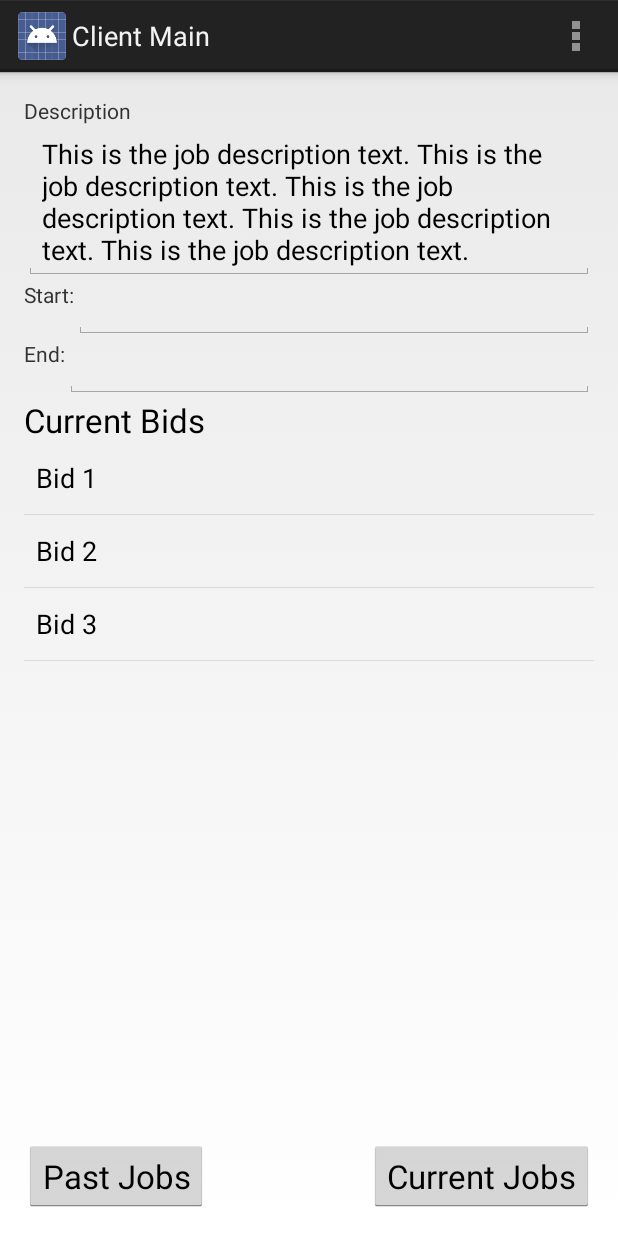
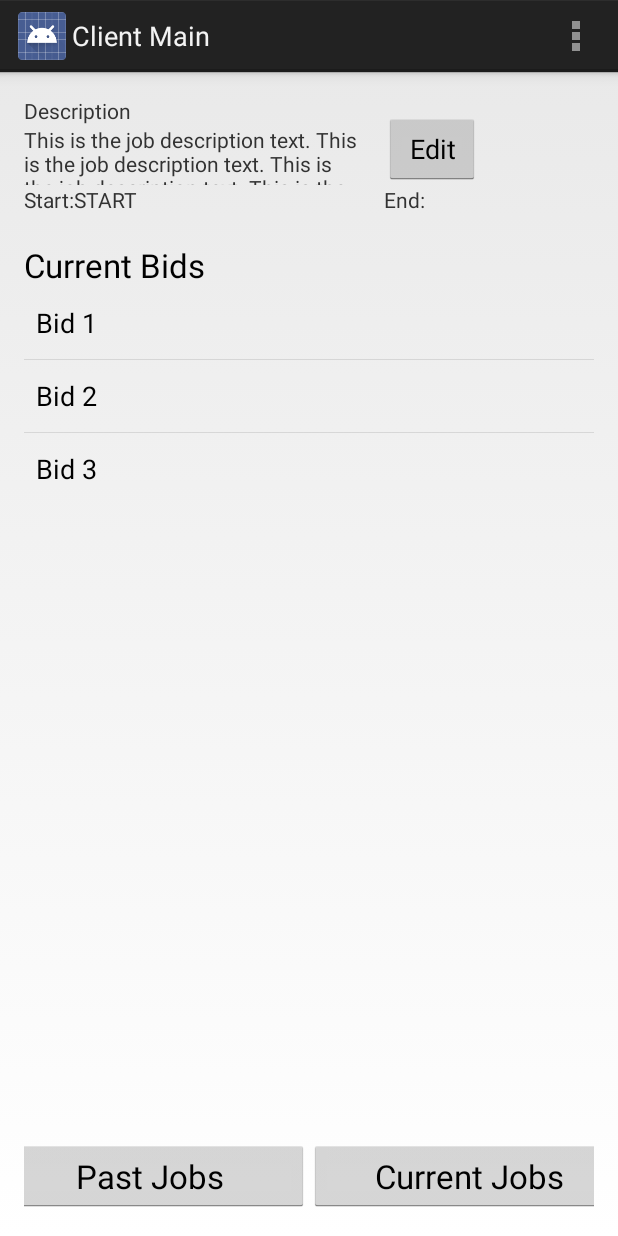
Before and after one commit to hackathon-3d/tyrannodroidus-rex-repo, an Android app: the ClientMainActivity screen opened directly, with no data from a screen before it, on a phone screen of 412 x 824 dp. Run offline under Robolectric (Android 15) with nearby library versions, the phone set to English and light mode, and no system bars.

Commit message:
Adjustments to main client ui

```diff
--- a/android/TruckIt/TruckIt/src/main/java/com/hack3d/truckit/ClientMainActivity.java
+++ b/android/TruckIt/TruckIt/src/main/java/com/hack3d/truckit/ClientMainActivity.java
@@ -8,6 +8,7 @@ import android.view.View;
 import android.widget.ArrayAdapter;
 import android.widget.EditText;
 import android.widget.ListView;
+import android.widget.TextView;
 
 import java.util.ArrayList;
 import java.util.Date;
@@ -20,17 +21,17 @@ public class ClientMainActivity extends Activity {
     //DEFINING STRING ADAPTER WHICH WILL HANDLE DATA OF LISTVIEW
     ArrayAdapter<String> adapter;
 
-    private EditText jobDetailInput;
+    private TextView jobDetailInput;
 
-    private EditText startInput;
+    private TextView startInput;
 
-    private EditText endInput;
+    private TextView endInput;
 
-    private String jobDetail;
+    private TextView jobDetail;
 
-    private Date start;
+    private TextView start;
 
-    private Date end;
+    private TextView end;
 
     @Override
     protected void onCreate(Bundle savedInstanceState) {
@@ -51,9 +52,9 @@ public class ClientMainActivity extends Activity {
 
     private void setUpView(){
 
-        jobDetailInput = (EditText) findViewById(R.id.job_detail_input);
-        startInput = (EditText) findViewById(R.id.start_input);
-        endInput = (EditText) findViewById(R.id.end_input);
+        jobDetail = (TextView) findViewById(R.id.job_detail);
+        start = (TextView) findViewById(R.id.start);
+        end = (TextView) findViewById(R.id.end);
 
         adapter = new ArrayAdapter<String>(this,
                 android.R.layout.simple_list_item_1, listItems);
@@ -62,25 +63,30 @@ public class ClientMainActivity extends Activity {
     }
 
     private void setUpMocks(){
+        getJobDetailByJobId();
+        getBidsByJobId();
+    }
+
+    private void getJobDetailByJobId(){
+        //call to service with job id
+        jobDetail.setText("This is the job description text. This is the job description text. This is the job description text. This is the job description text. This is the job description text.");
+        start.setText("START");
+        end.setText("END");
+    }
+
+    private void getBidsByJobId(){
+
         listItems.add("Bid 1");
         listItems.add("Bid 2");
         listItems.add("Bid 3");
 
-        //startInput.setText();
-        jobDetailInput.setText("This is the job description text. This is the job description text. This is the job description text. This is the job description text. This is the job description text.");
     }
 
-    private void getJobDetailByJobId(){
-        //call to service with job id
+
+    private void getBidDetail(){
+        //launch a bid detail view
     }
 
-    private void getBidsByJobId(){
-
-    }
-
-    private void getListItem(){
-        //launch a bid detail view
-    }
 
     private void editDetail(){
         //launch a job detail view
@@ -92,14 +98,8 @@ public class ClientMainActivity extends Activity {
 
     public void viewPastJobs(View view){
 
-        //intent.putExtra(CreateTeamActivity.TEAM_ID_KEY, teamId);
-        //playerDatabase.closeDatabase();
         Intent intent = new Intent(this, ClientPastJobsActivity.class);
         startActivity(intent);
     }
 
-
-
-
-
 }
--- a/android/TruckIt/TruckIt/src/main/java/com/hack3d/truckit/ModeSelectActivity.java
+++ b/android/TruckIt/TruckIt/src/main/java/com/hack3d/truckit/ModeSelectActivity.java
@@ -12,9 +12,6 @@ public class ModeSelectActivity extends Activity {
     protected void onCreate(Bundle savedInstanceState) {
         super.onCreate(savedInstanceState);
         setContentView(R.layout.mode_select);
-// Testing
-//        Intent intent = new Intent(this, ClientMainActivity.class);
-//        startActivity(intent);
     }
 
 
@@ -31,4 +28,14 @@ public class ModeSelectActivity extends Activity {
         startActivity(intent);
     }
 
+    public void clientMain(View view){
+        Intent intent = new Intent(this, ClientMainActivity.class);
+        startActivity(intent);
+    }
+
+    public void viewPastJobs(View view){
+        Intent intent = new Intent(this, ClientPastJobsActivity.class);
+        startActivity(intent);
+    }
+
 }
--- a/android/TruckIt/TruckIt/src/main/res/layout/client_main.xml
+++ b/android/TruckIt/TruckIt/src/main/res/layout/client_main.xml
@@ -12,47 +12,54 @@
             android:layout_width="wrap_content"
             android:layout_height="wrap_content"
             android:text="@string/description"
-            android:id="@+id/start_time_text"/>
+            android:id="@+id/description_label"/>
 
-    <EditText
-            android:layout_width="fill_parent"
+    <TextView
+            android:layout_width="240dp"
             android:layout_height="wrap_content"
-            android:id="@+id/job_detail_input"
-            android:layout_below="@id/start_time_text"
-            android:layout_alignLeft="@id/start_time_text"
+            android:id="@+id/job_detail"
+            android:layout_below="@id/description_label"
+            android:layout_alignLeft="@id/description_label"
+            android:height="40dp"
             />
+    <Button
+            android:layout_width="wrap_content"
+            android:layout_height="wrap_content"
+            android:layout_toRightOf="@id/job_detail"
+            android:layout_alignBottom="@id/job_detail"
+            android:text="Edit"
+    />
+    <TextView
+            android:layout_width="wrap_content"
+            android:layout_height="wrap_content"
+            android:text="Start:"
+            android:id="@+id/start_text_label"
+            android:layout_below="@id/job_detail"
+            android:layout_alignParentLeft="true"/>
 
     <TextView
             android:layout_width="wrap_content"
             android:layout_height="wrap_content"
-            android:text="Start:"
-            android:id="@+id/start_text"
-            android:layout_below="@id/job_detail_input"
-            android:layout_alignParentLeft="true"/>
-
-    <EditText
-            android:layout_width="wrap_content"
-            android:layout_height="wrap_content"
-            android:id="@+id/start_input"
-            android:layout_below="@+id/job_detail_input"
-            android:layout_toRightOf="@+id/start_text"
-            android:layout_alignRight="@+id/job_detail_input"
+            android:id="@+id/start"
+            android:layout_below="@id/job_detail"
+            android:layout_toRightOf="@id/start_text_label"
+            android:layout_alignRight="@id/job_detail"
             android:inputType="datetime"/>
     <TextView
             android:layout_width="wrap_content"
             android:layout_height="wrap_content"
             android:text="End:"
-            android:id="@+id/end_text"
-            android:layout_below="@+id/start_input"
-            android:layout_alignParentLeft="true"/>
+            android:id="@+id/end_text_label"
+            android:layout_toRightOf="@id/start"
+            android:layout_alignTop="@id/start"/>
 
-    <EditText
+    <TextView
             android:layout_width="wrap_content"
             android:layout_height="wrap_content"
-            android:id="@+id/end_input"
-            android:layout_below="@+id/start_input"
-            android:layout_toRightOf="@+id/end_text"
-            android:layout_alignRight="@+id/start_input"
+            android:id="@+id/end"
+            android:layout_below="@id/start"
+            android:layout_toRightOf="@id/end_text_label"
+            android:layout_alignRight="@id/start"
             android:inputType="datetime"/>
 
     <TextView
@@ -61,35 +68,46 @@
             android:textAppearance="?android:attr/textAppearanceLarge"
             android:text="@string/current_bids"
             android:id="@+id/current_bids"
-            android:layout_below="@+id/end_input"
+            android:layout_below="@+id/end"
             android:layout_alignParentLeft="true"/>
-
-    <Button
-            android:id="@+id/past_jobs_button"
-            android:layout_width="wrap_content"
-            android:layout_height="wrap_content"
-            android:textAppearance="?android:attr/textAppearanceLarge"
-            android:text="@string/past_jobs"
-            android:layout_alignParentBottom="true"
-            android:layout_alignLeft="@+id/bids_list_view"
-            android:onClick="viewPastJobs"/>
 
     <ListView
             android:id="@+id/bids_list_view"
             android:layout_width="wrap_content"
             android:layout_height="wrap_content"
             android:layout_below="@id/current_bids"
-            android:layout_above="@id/past_jobs_button"
-            android:layout_alignLeft="@+id/current_bids"/>
+            android:layout_alignLeft="@+id/current_bids"
+            />
 
-    <Button
-            android:id="@+id/past_jobs_button"
-            android:layout_width="wrap_content"
-            android:layout_height="wrap_content"
-            android:textAppearance="?android:attr/textAppearanceLarge"
-            android:text="@string/current_jobs"
-            android:layout_alignParentBottom="true"
-            android:layout_alignRight="@+id/bids_list_view"/>
+    <LinearLayout android:orientation="horizontal"
+                  android:layout_width="match_parent"
+                  android:layout_height="0dip"
+                  android:layout_weight="1"
+                  android:gravity="center|bottom"
+                  android:id="@+id/buttons"
+                  android:layout_alignParentBottom="true"
+                  android:layout_below="@id/bids_list_view">
+
+        <Button
+                android:id="@+id/past_jobs_button"
+                android:layout_width="96pt"
+                android:layout_height="wrap_content"
+                android:textAppearance="?android:attr/textAppearanceLarge"
+                android:text="@string/past_jobs"
+                android:onClick="viewPastJobs"/>
+        <Button
+                android:id="@+id/current_jobs_button"
+                android:layout_width="96pt"
+                android:layout_height="wrap_content"
+                android:textAppearance="?android:attr/textAppearanceLarge"
+                android:text="@string/current_jobs"/>
+
+    </LinearLayout>
+
+
+
+
+
 
 
 </RelativeLayout>
--- a/android/TruckIt/TruckIt/src/main/res/layout/mode_select.xml
+++ b/android/TruckIt/TruckIt/src/main/res/layout/mode_select.xml
@@ -7,7 +7,8 @@
     <Button android:id="@+id/aclient_button"
             android:layout_width="96pt"
             android:layout_height="wrap_content"
-            android:text="@string/have_load"/>
+            android:text="@string/have_load"
+            android:onClick="clientMain"/>
     <Button android:id="@+id/provider_button"
             android:layout_below="@id/aclient_button"
             android:layout_width="96pt"
```
